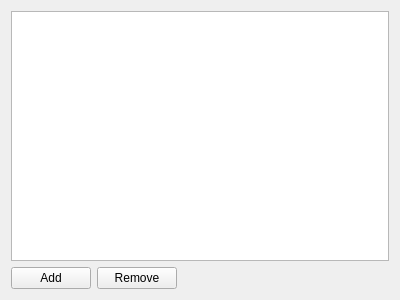
Qt form widgets/todo_list/ui/form.ui (rust-qt/examples) before a commit.
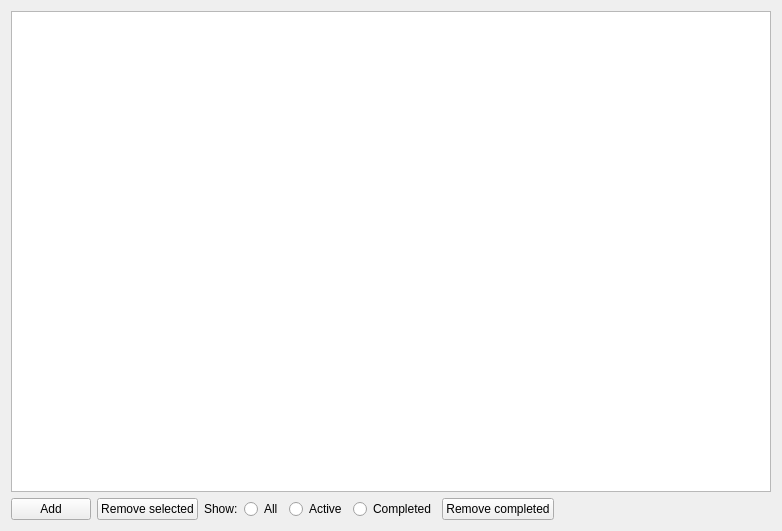
The same form after that commit.

What changed in the file:
```diff
--- a/widgets/todo_list/ui/form.ui
+++ b/widgets/todo_list/ui/form.ui
@@ -6,8 +6,8 @@
    <rect>
     <x>0</x>
     <y>0</y>
-    <width>400</width>
-    <height>300</height>
+    <width>782</width>
+    <height>531</height>
    </rect>
   </property>
   <property name="windowTitle">
@@ -33,7 +33,42 @@
      <item>
       <widget class="QPushButton" name="remove">
        <property name="text">
-        <string>Remove</string>
+        <string>Remove selected</string>
+       </property>
+      </widget>
+     </item>
+     <item>
+      <widget class="QLabel" name="label">
+       <property name="text">
+        <string>Show:</string>
+       </property>
+      </widget>
+     </item>
+     <item>
+      <widget class="QRadioButton" name="show_all">
+       <property name="text">
+        <string>All</string>
+       </property>
+      </widget>
+     </item>
+     <item>
+      <widget class="QRadioButton" name="show_active">
+       <property name="text">
+        <string>Active</string>
+       </property>
+      </widget>
+     </item>
+     <item>
+      <widget class="QRadioButton" name="show_completed">
+       <property name="text">
+        <string>Completed</string>
+       </property>
+      </widget>
+     </item>
+     <item>
+      <widget class="QPushButton" name="remove_completed">
+       <property name="text">
+        <string>Remove completed</string>
        </property>
       </widget>
      </item>
```
Left out of the diff: 4 changed lines with no effect on the pictures.
